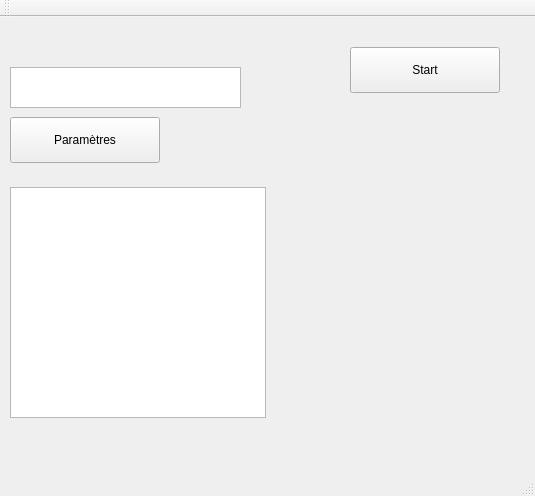
Before: the Qt Designer form CanYouShakeItQt/CanYouShakeItQt/mainwindow.ui in CanYouDevelopIt/CanYouShakeIt, drawn with Qt 5.
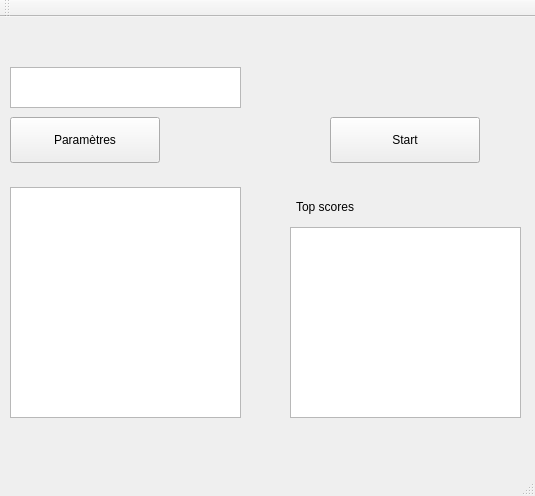
After: the same form once the commit is applied.

What changed in the file:
```diff
--- a/CanYouShakeItQt/CanYouShakeItQt/mainwindow.ui
+++ b/CanYouShakeItQt/CanYouShakeItQt/mainwindow.ui
@@ -17,8 +17,8 @@
    <widget class="QPushButton" name="start">
     <property name="geometry">
      <rect>
-      <x>350</x>
-      <y>30</y>
+      <x>330</x>
+      <y>100</y>
       <width>150</width>
       <height>46</height>
      </rect>
@@ -45,7 +45,7 @@
      <rect>
       <x>10</x>
       <y>170</y>
-      <width>256</width>
+      <width>231</width>
       <height>231</height>
      </rect>
     </property>
@@ -73,6 +73,42 @@
      <string/>
     </property>
    </widget>
+   <widget class="QListWidget" name="listScores">
+    <property name="geometry">
+     <rect>
+      <x>290</x>
+      <y>210</y>
+      <width>231</width>
+      <height>191</height>
+     </rect>
+    </property>
+   </widget>
+   <widget class="QLabel" name="labelScore">
+    <property name="geometry">
+     <rect>
+      <x>296</x>
+      <y>180</y>
+      <width>221</width>
+      <height>20</height>
+     </rect>
+    </property>
+    <property name="text">
+     <string>Top scores</string>
+    </property>
+   </widget>
+   <widget class="QLabel" name="labelSelectJoueur">
+    <property name="geometry">
+     <rect>
+      <x>330</x>
+      <y>49</y>
+      <width>151</width>
+      <height>41</height>
+     </rect>
+    </property>
+    <property name="text">
+     <string/>
+    </property>
+   </widget>
   </widget>
   <widget class="QMenuBar" name="menuBar">
    <property name="geometry">
```
Left out of the diff: 4 changed lines with no effect on the pictures.
